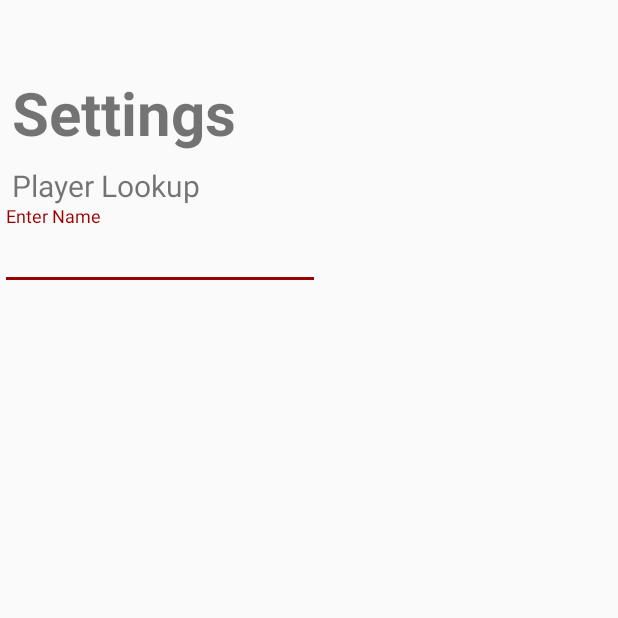
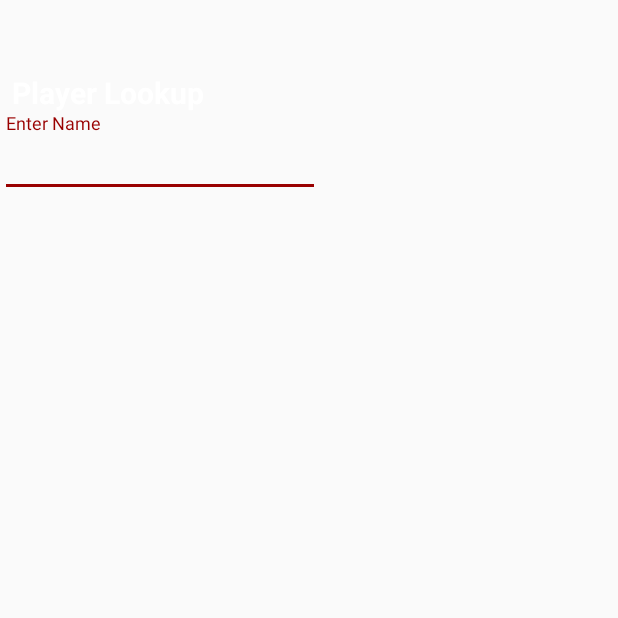
Before and after one commit to unomar/MCHL, an Android app: the screen it shows after launch (InitialSetup), on a phone screen of 412 x 824 dp, the top half of it. Run offline under Robolectric (Android 15) with nearby library versions, the phone set to English and light mode, and no system bars; our stand-ins replace ButterKnife, navigation-ui; 2 statements that could not run were skipped.

Commit message:
Rename Settings to Player Select

```diff
--- a/app/src/main/res/layout/fragment_settings.xml
+++ b/app/src/main/res/layout/fragment_settings.xml
@@ -13,36 +13,23 @@
         android:layout_marginTop="8dp"
         android:layout_marginEnd="8dp"
         android:text="@string/mchl_configuration"
+        android:textStyle="bold"
+        android:textColor="@color/colorHighlight"
         android:textAlignment="center"
-        android:textSize="40sp"
+        android:textSize="20sp"
         app:layout_constraintLeft_toLeftOf="parent"
         app:layout_constraintRight_toRightOf="parent"
         app:layout_constraintEnd_toEndOf="parent"
         app:layout_constraintStart_toStartOf="parent"
         app:layout_constraintTop_toTopOf="parent" />
 
-    <TextView
-        android:id="@+id/text_settings"
-        android:layout_width="match_parent"
-        android:layout_height="wrap_content"
-        android:layout_marginStart="8dp"
-        android:layout_marginTop="8dp"
-        android:layout_marginEnd="8dp"
-        android:text="@string/player_search_header"
-        android:textAlignment="center"
-        android:textSize="20sp"
-        app:layout_constraintEnd_toEndOf="parent"
-        app:layout_constraintHorizontal_bias="0.5"
-        app:layout_constraintStart_toStartOf="parent"
-        app:layout_constraintTop_toBottomOf="@id/text_settings_menu" />
-
     <com.google.android.material.textfield.TextInputLayout
         android:id="@+id/nameEntryLayout"
         android:layout_width="match_parent"
         android:layout_height="wrap_content"
-        app:layout_constraintLeft_toLeftOf="parent"
-        app:layout_constraintRight_toRightOf="parent"
-        app:layout_constraintTop_toBottomOf="@id/text_settings">
+        app:layout_constraintEnd_toEndOf="parent"
+        app:layout_constraintStart_toStartOf="parent"
+        app:layout_constraintTop_toBottomOf="@id/text_settings_menu">
 
         <EditText
             android:id="@+id/nameEntry"
--- a/app/src/main/res/values/strings.xml
+++ b/app/src/main/res/values/strings.xml
@@ -31,14 +31,13 @@
 
     <string name="activity_title_schedule">Schedule</string>
     <string name="activity_title_standings">Standings</string>
-    <string name="activity_title_settings">Player Lookup</string>
-    <string name="mchl_configuration"><b>Settings</b></string>
+    <string name="mchl_configuration"><b>Player Lookup</b></string>
 
     <string name="menu_home">Home</string>
     <string name="menu_schedule">Schedule</string>
     <string name="menu_results">Results</string>
     <string name="menu_standings">Standings</string>
-    <string name="menu_settings">Settings</string>
+    <string name="menu_settings">Player Select</string>
 
     <string name="player_search_header">Player Lookup</string>
     <string name="player_search_input">Enter Name</string>
```
